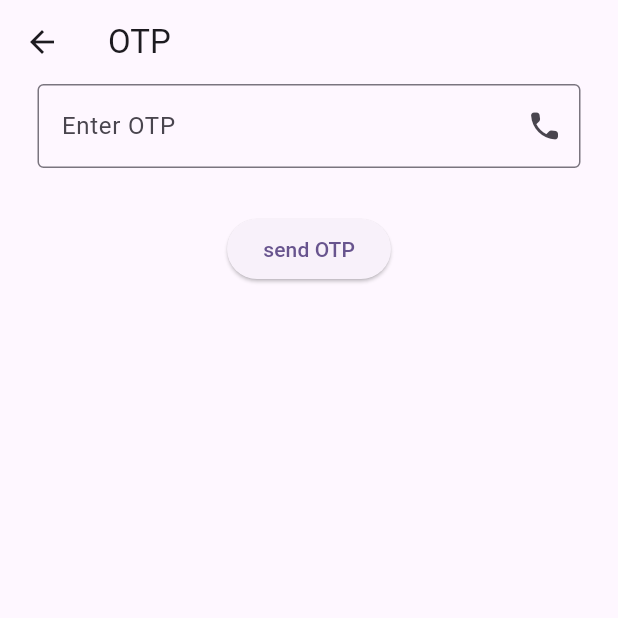
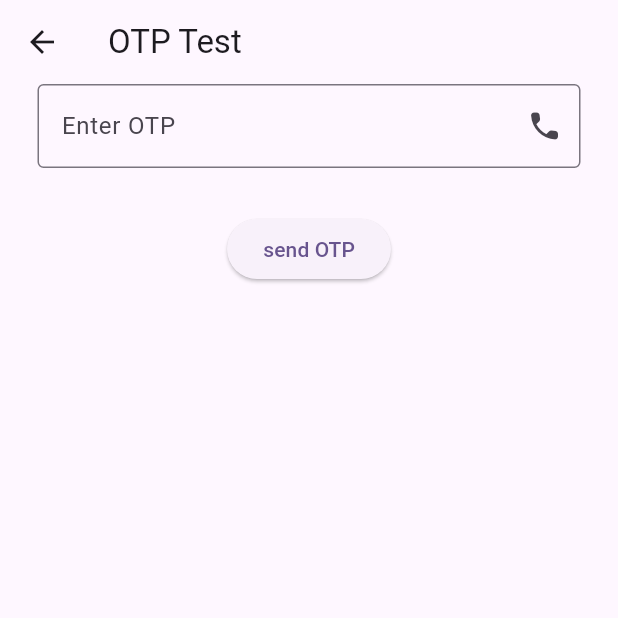
Before and after one commit to TIRTH1818y/test11, a Flutter app: the otpUI screen opened directly with empty values, on a phone screen of 412 x 824 dp, the top half of it. Run offline on Flutter 3.47's test engine with Material 3 defaults, Android fonts, the phone set to English and light mode, and no system bars; our stand-ins replace firebase_auth, firebase_core; accounts and stored records are empty.

Commit message:
OTP Done

```diff
--- a/lib/otpUI.dart
+++ b/lib/otpUI.dart
@@ -18,7 +18,7 @@ class _otpUIState extends State<otpUI> {
   Widget build(BuildContext context) {
     return Scaffold(
       appBar: AppBar(
-        title: Text("OTP"),
+        title: Text("OTP Test"),
       ),
       body: Column(
         children: [
```
